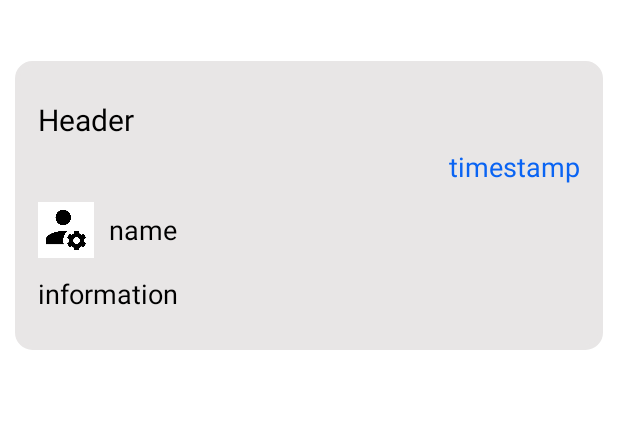
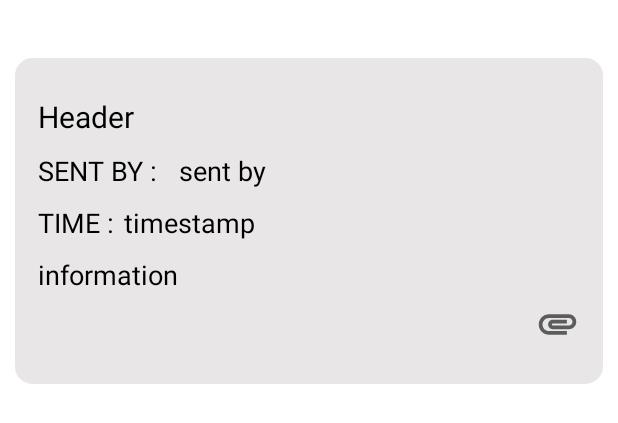
Before and after one commit to Riyanshi243/StudentHelpDesk, an Android app: the layout repeatable_notifications_received.xml on its own in the app's theme, with its tools: preview values and no code run, on a phone screen of 412 x 824 dp. Shown: the top 423 px of the screen. Run offline under Robolectric (Android 15) with nearby library versions, the phone set to English and light mode, and no system bars; network calls fail.

Commit message:
Notification Done Full

```diff
--- a/app/build.gradle
+++ b/app/build.gradle
@@ -56,5 +56,4 @@ dependencies {
     implementation 'com.squareup.retrofit2:retrofit:2.9.0'
     implementation 'com.google.code.gson:gson:2.9.0'
     implementation 'com.android.volley:volley:1.1.1'
-
 }
--- a/app/src/main/res/layout/repeatable_notification_attachment.xml
+++ b/app/src/main/res/layout/repeatable_notification_attachment.xml
@@ -53,6 +53,12 @@
 
         </TableRow>
 
+        <LinearLayout
+            android:id="@+id/ll"
+            android:layout_width="match_parent"
+            android:layout_height="match_parent"
+            android:orientation="vertical"></LinearLayout>
+
 
     </LinearLayout>
 
--- a/app/src/main/res/layout/repeatable_notifications_received.xml
+++ b/app/src/main/res/layout/repeatable_notifications_received.xml
@@ -32,18 +32,31 @@
             android:textSize="20dp"
             android:inputType="textMultiLine"/>
 
-        <TextView
-            android:id="@+id/timestamp"
-            android:layout_width="wrap_content"
-            android:layout_height="match_parent"
-            android:inputType="date"
-            android:text="timestamp"
-            android:paddingRight="10dp"
-            android:layout_marginTop="5dp"
-            android:gravity="right"
-            android:layout_gravity="right"
-            android:textColor="@color/blue_text"
-            android:textSize="18dp" />
+        <TableRow
+            android:layout_width="match_parent"
+            android:layout_height="wrap_content"
+            android:layout_marginLeft="10dp"
+            android:layout_marginTop="10dp">
+
+
+            <TextView
+                android:id="@+id/reasonofreq"
+                android:layout_width="wrap_content"
+                android:layout_height="match_parent"
+                android:layout_marginRight="10dp"
+                android:text="SENT BY : "
+                android:textColor="@color/black"
+                android:textSize="18dp" />
+
+            <TextView
+                android:id="@+id/sentBy"
+                android:layout_width="match_parent"
+                android:layout_height="wrap_content"
+                android:text="sent by "
+                android:textColor="@color/black"
+                android:textSize="18dp"
+                android:inputType="textMultiLine"/>
+        </TableRow>
 
         <TableRow
             android:layout_width="match_parent"
@@ -51,38 +64,48 @@
             android:layout_marginLeft="10dp"
             android:layout_marginTop="10dp">
 
-
-            <ImageView
-                android:id="@+id/profilepic"
-                android:layout_width="37dp"
-                android:layout_height="40dp"
-                app:srcCompat="@drawable/admin_profile_img" />
+            <TextView
+                android:id="@+id/appliedDateText"
+                android:layout_width="wrap_content"
+                android:layout_height="wrap_content"
+                android:layout_marginRight="2dp"
+                android:text="TIME : "
+                android:textColor="@color/black"
+                android:textSize="18dp" />
 
             <TextView
-                android:id="@+id/refew"
+                android:id="@+id/date1"
                 android:layout_width="wrap_content"
-                android:layout_height="wrap_content"
-                android:layout_marginRight="10dp"
-                android:text="name"
-                android:paddingLeft="10dp"
-                android:gravity="center"
-                android:layout_gravity="center"
+                android:layout_height="match_parent"
+                android:inputType="date"
+                android:text="timestamp"
                 android:textColor="@color/black"
                 android:textSize="18dp" />
 
         </TableRow>
 
+
+
         <TextView
             android:id="@+id/info"
-            android:layout_width="match_parent"
+            android:layout_width="382dp"
             android:layout_height="wrap_content"
             android:layout_marginLeft="10dp"
             android:layout_marginTop="10dp"
             android:text="information"
             android:textColor="@color/black"
             android:textSize="18dp"
-            android:visibility="visible"
-            android:layout_marginBottom="20dp"/>
-     </LinearLayout>
+            android:visibility="visible" />
+
+        <ImageView
+            android:id="@+id/attachments"
+            android:layout_width="30dp"
+            android:layout_height="30dp"
+            android:layout_gravity="right"
+            android:layout_marginTop="5dp"
+            android:layout_marginRight="10dp"
+            android:layout_marginBottom="20dp"
+            android:background="@drawable/ic_baseline_attachment_" />
+    </LinearLayout>
 
 </androidx.constraintlayout.widget.ConstraintLayout>
--- a/app/src/main/res/layout/repeatable_student_request_status_box.xml
+++ b/app/src/main/res/layout/repeatable_student_request_status_box.xml
@@ -48,7 +48,7 @@
                 android:textSize="18dp" />
 
             <TextView
-                android:id="@+id/description"
+                android:id="@+id/sentBy"
                 android:layout_width="match_parent"
                 android:layout_height="wrap_content"
                 android:text="Reason for request"
--- a/build.gradle
+++ b/build.gradle
@@ -1,8 +1,11 @@
 // Top-level build file where you can add configuration options common to all sub-projects/modules.
+
+
 buildscript {
     repositories {
         google()
         mavenCentral()
+        maven { url "https://www.jitpack.io" }
     }
     dependencies {
         classpath 'com.android.tools.build:gradle:7.0.4'
@@ -12,7 +15,6 @@ buildscript {
         // in the individual module build.gradle files
     }
 }
-
 task clean(type: Delete) {
     delete rootProject.buildDir
 }
```
Also changed, not shown: app/src/main/java/com/example/studenthelpdesk/AdminData.java (+11 -0 lines), app/src/main/java/com/example/studenthelpdesk/AdminOrCompanySendNotification.java (+25 -111 lines), app/src/main/java/com/example/studenthelpdesk/AdminPage.java (+9 -1 lines), app/src/main/java/com/example/studenthelpdesk/CompanyData.java (+9 -1 lines), app/src/main/java/com/example/studenthelpdesk/NotificationData.java (added, +81 -0 lines), app/src/main/java/com/example/studenthelpdesk/StudentData.java (+10 -0 lines), app/src/main/java/com/example/studenthelpdesk/StudentPage.java (+10 -1 lines), app/src/main/java/com/example/studenthelpdesk/ViewNotificationDataByAll.java (+242 -1 lines), app/src/main/java/com/example/studenthelpdesk/ViewNotificationsByAll.java (+127 -1 lines).
